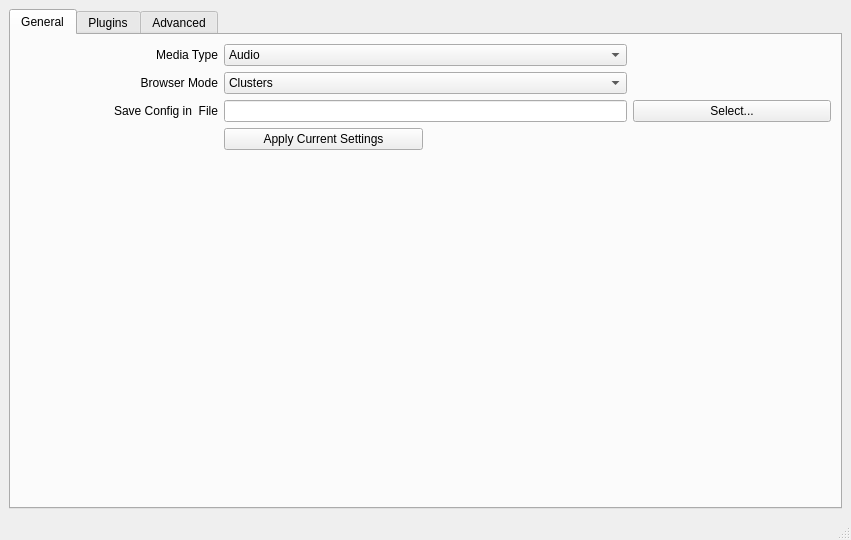
Old version of the form apps/multimediacycle-osg-qt/settings.ui in the repository MediaCycle/MediaCycle.
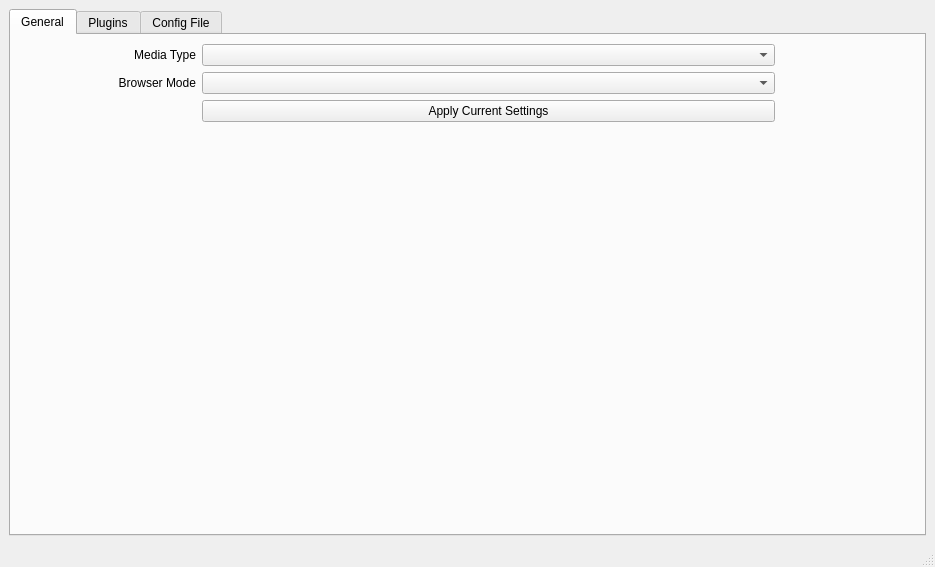
New version of the form. The open tabs and pages were chosen to show the change.

Patch:
```diff
--- a/apps/multimediacycle-osg-qt/settings.ui
+++ b/apps/multimediacycle-osg-qt/settings.ui
@@ -6,8 +6,8 @@
    <rect>
     <x>0</x>
     <y>0</y>
-    <width>851</width>
-    <height>540</height>
+    <width>935</width>
+    <height>567</height>
    </rect>
   </property>
   <property name="sizePolicy">
@@ -55,6 +55,11 @@
             <verstretch>0</verstretch>
            </sizepolicy>
           </property>
+          <item>
+           <property name="text">
+            <string/>
+           </property>
+          </item>
           <item>
            <property name="text">
             <string>Audio</string>
@@ -108,6 +113,11 @@
           <property name="maxCount">
            <number>100</number>
           </property>
+          <item>
+           <property name="text">
+            <string/>
+           </property>
+          </item>
           <item>
            <property name="text">
             <string>Clusters</string>
@@ -136,34 +146,14 @@
           </property>
          </spacer>
         </item>
-        <item row="2" column="0">
-         <widget class="QLabel" name="labelSaveConfigFile">
-          <property name="text">
-           <string>Save Config in  File</string>
-          </property>
-          <property name="alignment">
-           <set>Qt::AlignRight|Qt::AlignTrailing|Qt::AlignVCenter</set>
-          </property>
-         </widget>
-        </item>
         <item row="2" column="1" colspan="2">
-         <widget class="QLineEdit" name="lineEditSaveConfigFile"/>
-        </item>
-        <item row="2" column="3">
-         <widget class="QPushButton" name="buttonSelectSaveConfigFile">
-          <property name="text">
-           <string>Select...</string>
-          </property>
-         </widget>
-        </item>
-        <item row="3" column="1">
          <widget class="QPushButton" name="buttonApplyCurrentSettings">
           <property name="text">
            <string>Apply Current Settings</string>
           </property>
          </widget>
         </item>
-        <item row="4" column="2" colspan="2">
+        <item row="3" column="1">
          <spacer>
           <property name="orientation">
            <enum>Qt::Vertical</enum>
@@ -245,7 +235,7 @@
       </widget>
       <widget class="QWidget" name="tabAdvanced">
        <attribute name="title">
-        <string>Advanced</string>
+        <string>Config File</string>
        </attribute>
        <layout class="QGridLayout" name="gridLayout_2">
         <item row="0" column="0">
```
Left out of the diff: 43 changed lines with no effect on the pictures. Lines whose indentation alone changed are shown as unchanged.
